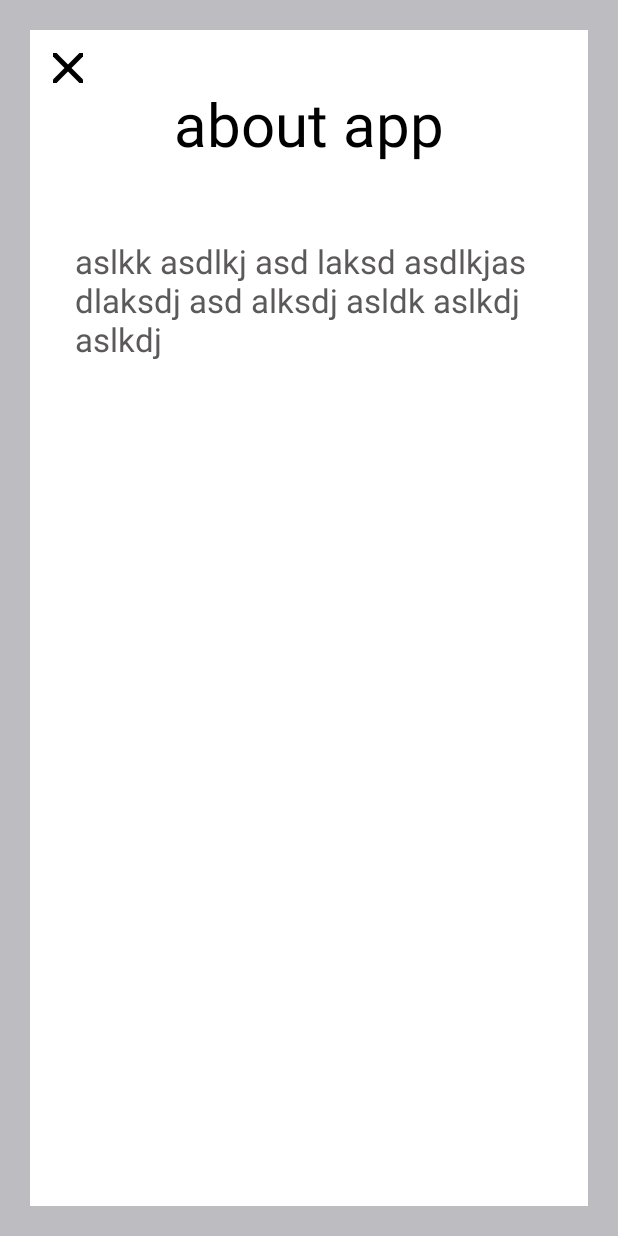
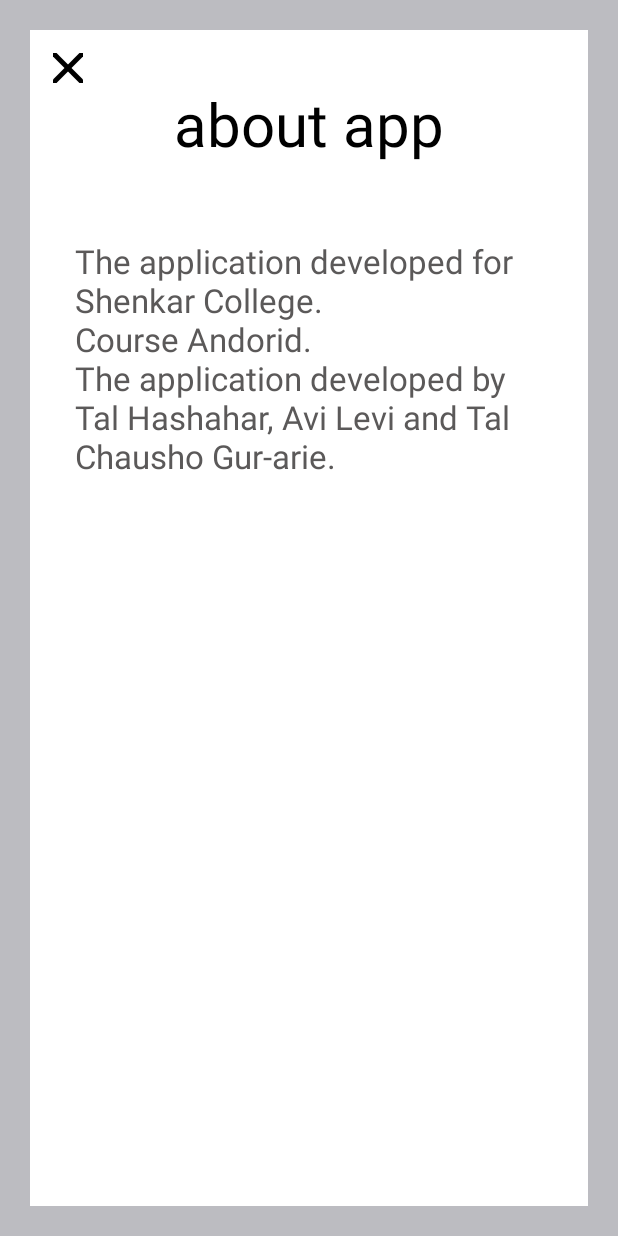
Before and after one commit to Talhashahar/TicTacToe, an Android app: the screen it shows after launch (PreMainActivity), after a tap on "ABOUT US", on a phone screen of 412 x 824 dp. Run offline under Robolectric (Android 15) with nearby library versions, the phone set to English and light mode, and no system bars.

Commit message:
change the text for Aoubt app and how to play

```diff
--- a/app/src/main/java/com/games/tictactoe/tictactoe/PreMainActivity.java
+++ b/app/src/main/java/com/games/tictactoe/tictactoe/PreMainActivity.java
@@ -39,9 +39,10 @@ public class PreMainActivity extends Activity {
             public void onClick(View v) {
 
                 new TicTacToeDialog.Builder()
-                .addTitle("about app")
-                .addData("aslkk asdlkj asd laksd asdlkjas dlaksdj asd alksdj asldk aslkdj aslkdj")
-                .show(PreMainActivity.this);
+                        .clearData()
+                        .addTitle("about app")
+                        .addData("The application developed for Shenkar College. \nCourse Andorid.\nThe application developed by Tal Hashahar, Avi Levi and Tal Chausho Gur-arie.")
+                        .show(PreMainActivity.this);
             }
         });
 
@@ -49,8 +50,9 @@ public class PreMainActivity extends Activity {
             @Override
             public void onClick(View v) {
                 new TicTacToeDialog.Builder()
+                        .clearData()
                         .addTitle("how to play")
-                        .addData("aslkk asdlkj asd laksd asdlkjas dlaksdj asd alksdj asldk aslkdj aslkdj")
+                        .addData("In our game have two modes. \nFirst is play against the 'Machine' and second is play vs friend. \nIf you are X player you must put three X in Row or Colum or Slant for win the match, after the match ended the board will reset and the match start again. ")
                         .show(PreMainActivity.this);
             }
         });
--- a/app/src/main/java/com/games/tictactoe/tictactoe/TicTacToeDialog.java
+++ b/app/src/main/java/com/games/tictactoe/tictactoe/TicTacToeDialog.java
@@ -82,6 +82,11 @@ public class TicTacToeDialog extends Dialog {
             return this;
         }
 
+        public Builder clearData() {
+            dataString = "";
+            return this;
+        }
+
         public void show(Context context) {
             TicTacToeDialog dialog = new TicTacToeDialog(context);
             dialog.setData(dataString);
--- a/app/src/main/res/layout/pre_main_layout.xml
+++ b/app/src/main/res/layout/pre_main_layout.xml
@@ -73,7 +73,7 @@
         android:id="@+id/producers"
         android:layout_width="wrap_content"
         android:layout_height="wrap_content"
-        android:text="Made by: Tal and Avi"
+        android:text="Made by: Tal and Avi and Tal"
         android:layout_centerHorizontal="true"
         android:layout_alignParentBottom="true"
         android:layout_marginBottom="10dp"/>
```
